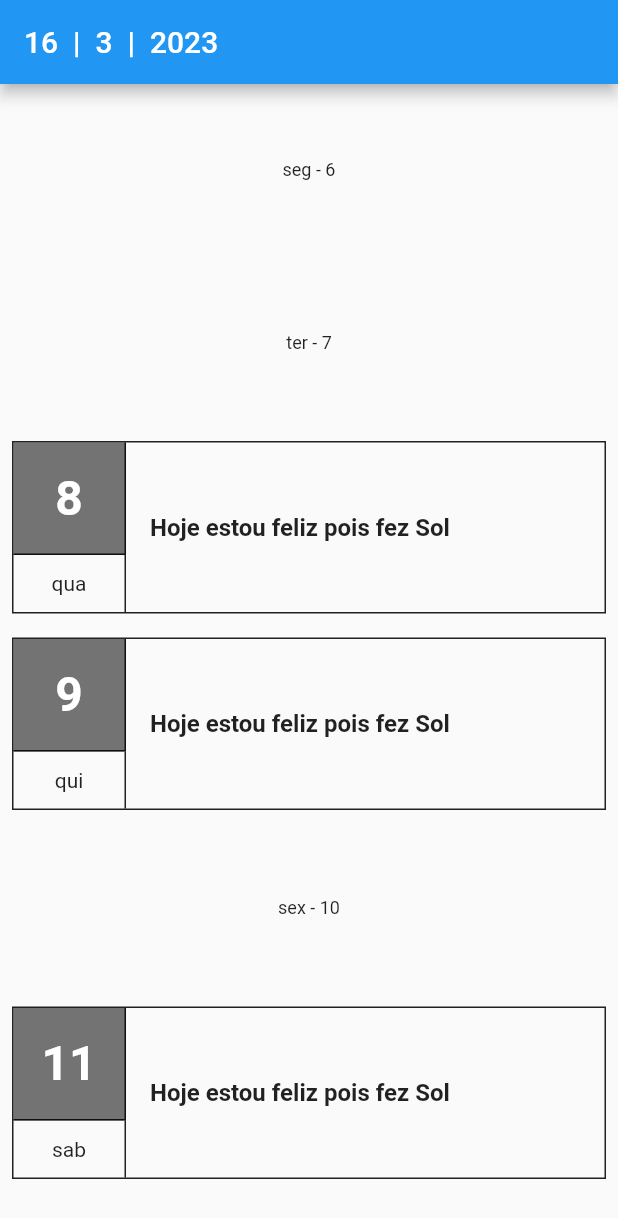
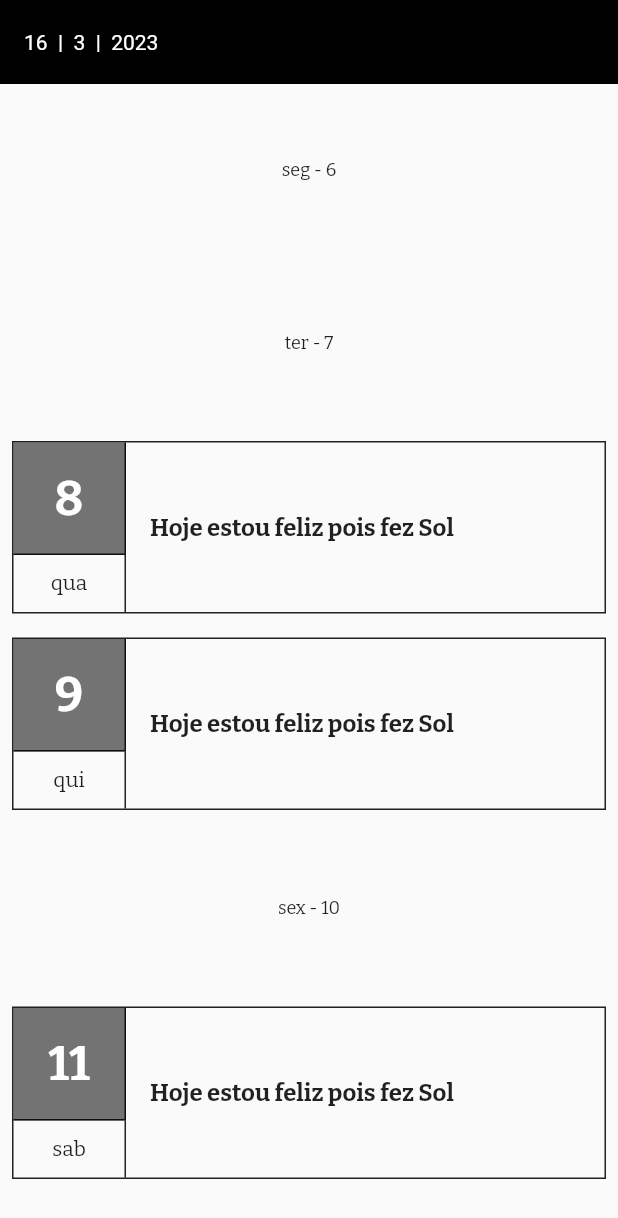
Before and after one commit to BrunaMello/alura_flutter_webapi_1_integrating_application, a Flutter app: the screen it shows after launch, on a phone screen of 412 x 824 dp. Shown: the top 1218 px of the screen. Run offline on Flutter 3.47's test engine with Material 2 defaults, Android fonts, the phone set to English and light mode, and no system bars; our stand-ins replace google_fonts.

Commit message:
01. Base design and REST API Congratulations! You finished the first class of our course. And what do we learn?
Flutter Themes: We learned that when we are going to continue a project that has already started, we often need to do some basic configurations so that, in the end, we can deliver what was intended. In our case, the appearance of our application was completely different from the prototype order and that is why we made the change using the ThemeData.
API and REST: We saw that, to talk about WebAPI, we need to have at least one introduction to what API and REST are. We understand that API is an interface that links communication between client and server, and that REST is a set of rules that govern the implementation and operation of the APIs that are RESTful.

```diff
--- a/lib/main.dart
+++ b/lib/main.dart
@@ -1,4 +1,5 @@
 import 'package:flutter/material.dart';
+import 'package:google_fonts/google_fonts.dart';
 import 'screens/home_screen/home_screen.dart';
 
 void main() {
@@ -12,6 +13,16 @@ class MyApp extends StatelessWidget {
     return MaterialApp(
       title: 'Simple Journal',
       debugShowCheckedModeBanner: false,
+      theme: ThemeData(
+        primarySwatch: Colors.grey,
+        appBarTheme: const AppBarTheme(
+          elevation: 0,
+            backgroundColor: Colors.black,
+            titleTextStyle: TextStyle(color: Colors.white,
+            )
+        ),
+        textTheme: GoogleFonts.bitterTextTheme(),
+      ),
       darkTheme: ThemeData.dark(),
       themeMode: ThemeMode.light,
       initialRoute: "home",
--- a/pubspec.yaml
+++ b/pubspec.yaml
@@ -14,6 +14,7 @@ dependencies:
 
   cupertino_icons: ^1.0.2
   uuid: ^3.0.6
+  google_fonts: ^3.0.1
 
 dev_dependencies:
   flutter_test:
```
Also changed, not shown: 10 other files.
